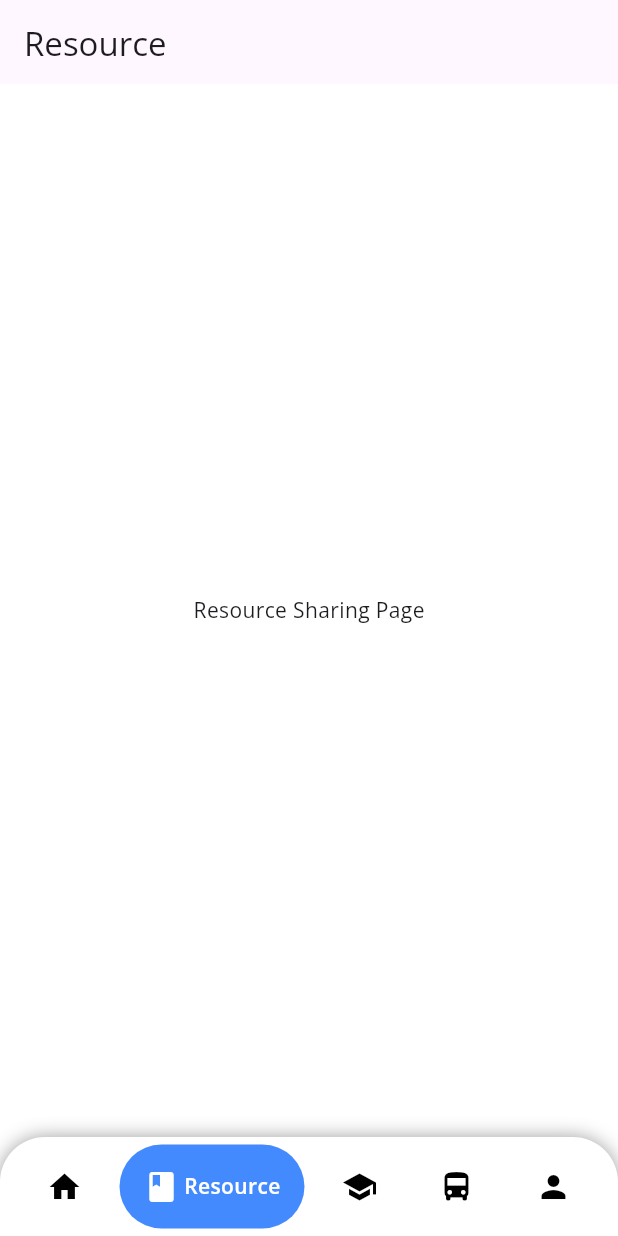
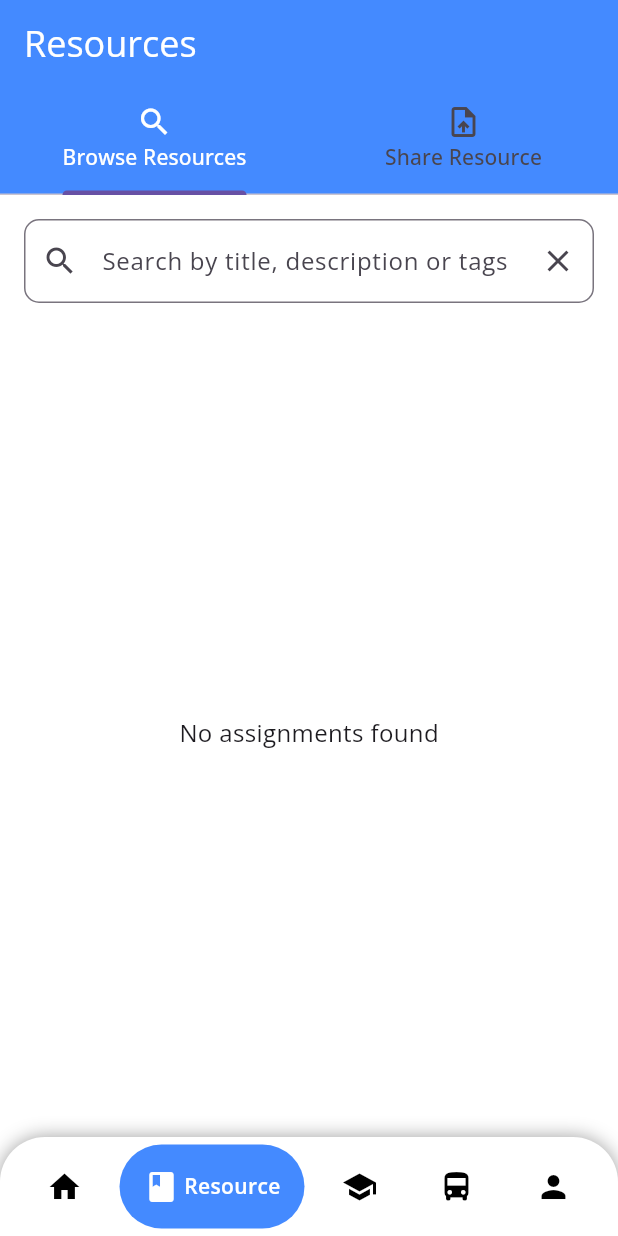
Before and after one commit to leech0619/eutar-mobile-app, a Flutter app: the HomeScreen screen opened directly, after a tap on "Resource Sharing", on a phone screen of 412 x 824 dp. Run offline on Flutter 3.47's test engine with Material 3 defaults, Android fonts, the phone set to English and light mode, and no system bars; drawn by our look-alikes of google_nav_bar; our stand-ins replace cloud_firestore, file_picker, firebase_auth, firebase_core, firebase_storage, google_fonts and 1 more; accounts and stored records are empty.

Commit message:
Resource Sharing 1.0

```diff
--- /dev/null
+++ b/devtools_options.yaml
@@ -0,0 +1,3 @@
+description: This file stores settings for Dart & Flutter DevTools.
+documentation: https://docs.flutter.dev/tools/devtools/extensions#configure-extension-enablement-states
+extensions:
--- a/lib/authentication/controller/login_controller.dart
+++ b/lib/authentication/controller/login_controller.dart
@@ -1,6 +1,6 @@
 //import 'package:firebase_auth/firebase_auth.dart';
 import 'package:shared_preferences/shared_preferences.dart';
-import 'package:eutar/home_screen.dart';
+import '../../home/home_screen.dart';
 import 'package:flutter/material.dart';
 import '../../utils/auth.dart';
 
--- a/lib/home/home_screen.dart
+++ b/lib/home/home_screen.dart
@@ -1,6 +1,6 @@
 import 'package:flutter/material.dart';
 import 'package:google_nav_bar/google_nav_bar.dart';
-
+import '../resource_sharing/screen/resource_screen.dart';
 import '../authentication/screen/profile_screen.dart';
 
 class HomeScreen extends StatefulWidget {
@@ -29,7 +29,7 @@ class _HomeScreenState extends State<HomeScreen> {
 
   final List<Widget> _pages = [
     const HomeScreen(),
-    const ResourcePage(),
+    const ResourceScreen(),
     const AdvisorPage(),
     const BusPage(),
     const ProfileScreen(),
--- a/lib/main.dart
+++ b/lib/main.dart
@@ -5,7 +5,7 @@ import 'package:firebase_core/firebase_core.dart';
 import 'package:shared_preferences/shared_preferences.dart';
 
 import 'authentication/screen/login_screen.dart';
-import 'home_screen.dart';
+import 'home/home_screen.dart';
 
 void main() async {
   WidgetsFlutterBinding.ensureInitialized();
--- /dev/null
+++ b/lib/resource_sharing/controller/resource_controller.dart
@@ -0,0 +1,94 @@
+import 'dart:io';
+import 'package:cloud_firestore/cloud_firestore.dart';
+import 'package:firebase_auth/firebase_auth.dart';
+import '../model/resource_model.dart';
+import 'package:firebase_storage/firebase_storage.dart';
+import 'package:file_picker/file_picker.dart';
+
+class ResourceController {
+  final FirebaseFirestore _firestore = FirebaseFirestore.instance;
+  final FirebaseStorage _storage = FirebaseStorage.instance;
+  final FirebaseAuth _auth = FirebaseAuth.instance;
+
+  // Get current user ID
+  String get currentUserId => _auth.currentUser?.uid ?? '';
+
+  // Get all assignments
+  Stream<List<Resource>> getResources() {
+    return _firestore
+        .collection('assignments')
+        .orderBy('uploadDate', descending: true)
+        .snapshots()
+        .map((snapshot) => snapshot.docs
+            .map((doc) => Resource.fromMap(doc.data(), doc.id))
+            .toList());
+  }
+
+  // Search assignments by query
+  Future<List<Resource>> searchResources(String query) async {
+    query = query.toLowerCase();
+
+    final snapshot = await _firestore.collection('assignments').get();
+
+    return snapshot.docs
+        .map((doc) => Resource.fromMap(doc.data(), doc.id))
+        .where((assignment) =>
+            assignment.title.toLowerCase().contains(query) ||
+            assignment.description.toLowerCase().contains(query) ||
+            assignment.tags.any((tag) => tag.toLowerCase().contains(query)))
+        .toList();
+  }
+
+  // Upload a new assignment
+  Future<bool> uploadResource({
+    required String title,
+    required String description,
+    required List<String> tags,
+    required File file,
+  }) async {
+    try {
+      // Upload file to Firebase Storage
+      final fileName = file.path.split('/').last;
+      final storageRef = _storage.ref().child('assignments/$fileName');
+      final uploadTask = storageRef.putFile(file);
+      final snapshot = await uploadTask.whenComplete(() => null);
+      final fileUrl = await snapshot.ref.getDownloadURL();
+
+      // Create assignment in Firestore
+      final assignment = Resource(
+        id: '',
+        title: title,
+        description: description,
+        fileUrl: fileUrl,
+        fileName: fileName,
+        uploadedBy: currentUserId,
+        uploadDate: DateTime.now(),
+        tags: tags,
+      );
+
+      await _firestore.collection('assignments').add(assignment.toMap());
+      return true;
+    } catch (e) {
+      print('Error uploading assignment: $e');
+      return false;
+    }
+  }
+
+  // Pick a file from device
+  Future<File?> pickFile() async {
+    final result = await FilePicker.platform.pickFiles();
+    if (result != null) {
+      return File(result.files.single.path!);
+    }
+    return null;
+  }
+
+  // Download assignment file
+  Future<void> downloadFile(Resource assignment) async {
+    // Implementation would depend on platform (web vs mobile)
+    // This is a simplified version
+    // For mobile, you might save to local storage
+    // For web, you might open in a new tab
+    // This is a placeholder for the actual implementation
+  }
+}
--- /dev/null
+++ b/lib/resource_sharing/model/resource_model.dart
@@ -0,0 +1,48 @@
+import 'package:cloud_firestore/cloud_firestore.dart';
+
+class Resource {
+  final String id;
+  final String title;
+  final String description;
+  final String fileUrl;
+  final String fileName;
+  final String uploadedBy;
+  final DateTime uploadDate;
+  final List<String> tags;
+
+  Resource({
+    required this.id,
+    required this.title,
+    required this.description,
+    required this.fileUrl,
+    required this.fileName,
+    required this.uploadedBy,
+    required this.uploadDate,
+    required this.tags,
+  });
+
+  factory Resource.fromMap(Map<String, dynamic> map, String docId) {
+    return Resource(
+      id: docId,
+      title: map['title'] ?? '',
+      description: map['description'] ?? '',
+      fileUrl: map['fileUrl'] ?? '',
+      fileName: map['fileName'] ?? '',
+      uploadedBy: map['uploadedBy'] ?? '',
+      uploadDate: (map['uploadDate'] as Timestamp).toDate(),
+      tags: List<String>.from(map['tags'] ?? []),
+    );
+  }
+
+  Map<String, dynamic> toMap() {
+    return {
+      'title': title,
+      'description': description,
+      'fileUrl': fileUrl,
+      'fileName': fileName,
+      'uploadedBy': uploadedBy,
+      'uploadDate': Timestamp.fromDate(uploadDate),
+      'tags': tags,
+    };
+  }
+}
--- /dev/null
+++ b/lib/resource_sharing/screen/resource_screen.dart
@@ -0,0 +1,337 @@
+import 'dart:io';
+import 'package:flutter/material.dart';
+import '../model/resource_model.dart';
+import '../controller/resource_controller.dart';
+
+class ResourceScreen extends StatefulWidget {
+  const ResourceScreen({Key? key}) : super(key: key);
+
+  @override
+  _ResourceScreenState createState() => _ResourceScreenState();
+}
+
+class _ResourceScreenState extends State<ResourceScreen> {
+  final ResourceController _controller = ResourceController();
+  final TextEditingController _searchController = TextEditingController();
+
+  List<Resource>? _searchResults;
+  File? _selectedFile;
+  bool _isUploading = false;
+
+  final _formKey = GlobalKey<FormState>();
+  final _titleController = TextEditingController();
+  final _descriptionController = TextEditingController();
+  final _tagsController = TextEditingController();
+
+  @override
+  void dispose() {
+    _searchController.dispose();
+    _titleController.dispose();
+    _descriptionController.dispose();
+    _tagsController.dispose();
+    super.dispose();
+  }
+
+  Future<void> _handleSearch() async {
+    final query = _searchController.text.trim();
+    if (query.isEmpty) {
+      setState(() => _searchResults = null);
+      return;
+    }
+
+    final results = await _controller.searchResources(query);
+    setState(() => _searchResults = results);
+  }
+
+  Future<void> _pickFile() async {
+    final file = await _controller.pickFile();
+    if (file != null) {
+      setState(() => _selectedFile = file);
+    }
+  }
+
+  Future<void> _uploadResource() async {
+    if (_formKey.currentState!.validate() && _selectedFile != null) {
+      setState(() => _isUploading = true);
+
+      final tags =
+          _tagsController.text
+              .split(',')
+              .map((tag) => tag.trim())
+              .where((tag) => tag.isNotEmpty)
+              .toList();
+
+      final success = await _controller.uploadResource(
+        title: _titleController.text.trim(),
+        description: _descriptionController.text.trim(),
+        tags: tags,
+        file: _selectedFile!,
+      );
+
+      setState(() {
+        _isUploading = false;
+        if (success) {
+          _selectedFile = null;
+          _titleController.clear();
+          _descriptionController.clear();
+          _tagsController.clear();
+          ScaffoldMessenger.of(context).showSnackBar(
+            const SnackBar(content: Text('Resource uploaded successfully')),
+          );
+        } else {
+          ScaffoldMessenger.of(context).showSnackBar(
+            const SnackBar(content: Text('Failed to upload assignment')),
+          );
+        }
+      });
+    }
+  }
+
+  @override
+  Widget build(BuildContext context) {
+    return DefaultTabController(
+      length: 2,
+      child: Scaffold(
+        appBar: AppBar(
+          backgroundColor: Colors.blueAccent,
+
+          title: const Text(
+            'Resources',
+            style: TextStyle(color: Colors.white, fontSize: 24),
+          ),
+          bottom: const TabBar(
+            labelColor: Colors.white, // Color for the selected tab text
+
+            tabs: [
+              Tab(text: 'Browse Resources', icon: Icon(Icons.search)),
+              Tab(text: 'Share Resource', icon: Icon(Icons.upload_file)),
+            ],
+          ),
+        ),
+        body: TabBarView(children: [_buildBrowseTab(), _buildShareTab()]),
+      ),
+    );
+  }
+
+  Widget _buildBrowseTab() {
+    return Column(
+      children: [
+        Padding(
+          padding: const EdgeInsets.all(16.0),
+          child: TextField(
+            controller: _searchController,
+            decoration: InputDecoration(
+              hintText: 'Search by title, description or tags',
+              prefixIcon: const Icon(Icons.search),
+              border: OutlineInputBorder(
+                borderRadius: BorderRadius.circular(10),
+              ),
+              suffixIcon: IconButton(
+                icon: const Icon(Icons.clear),
+                onPressed: () {
+                  _searchController.clear();
+                  setState(() => _searchResults = null);
+                },
+              ),
+            ),
+            onChanged: (_) => _handleSearch(),
+          ),
+        ),
+        Expanded(
+          child:
+              _searchResults != null
+                  ? _buildResourcesList(_searchResults!)
+                  : StreamBuilder<List<Resource>>(
+                    stream: _controller.getResources(),
+                    builder: (context, snapshot) {
+                      if (snapshot.connectionState == ConnectionState.waiting) {
+                        return const Center(child: CircularProgressIndicator());
+                      }
+
+                      if (snapshot.hasError) {
+                        return Center(child: Text('Error: ${snapshot.error}'));
+                      }
+
+                      final assignments = snapshot.data ?? [];
+                      return _buildResourcesList(assignments);
+                    },
+                  ),
+        ),
+      ],
+    );
+  }
+
+  Widget _buildResourcesList(List<Resource> assignments) {
+    if (assignments.isEmpty) {
+      return const Center(
+        child: Text('No assignments found', style: TextStyle(fontSize: 16)),
+      );
+    }
+
+    return ListView.builder(
+      padding: const EdgeInsets.all(8),
+      itemCount: assignments.length,
+      itemBuilder: (context, index) {
+        final assignment = assignments[index];
+        return Card(
+          margin: const EdgeInsets.symmetric(vertical: 8, horizontal: 4),
+          child: ListTile(
+            title: Text(
+              assignment.title,
+              style: const TextStyle(fontWeight: FontWeight.bold),
+            ),
+            subtitle: Column(
+              crossAxisAlignment: CrossAxisAlignment.start,
+              children: [
+                const SizedBox(height: 4),
+                Text(assignment.description),
+                const SizedBox(height: 8),
+                Wrap(
+                  spacing: 6,
+                  children:
+                      assignment.tags
+                          .map(
+                            (tag) => Chip(
+                              label: Text(tag),
+                              backgroundColor: Colors.blue.shade100,
+                            ),
+                          )
+                          .toList(),
+                ),
+                const SizedBox(height: 4),
+                Text(
+                  'Uploaded on: ${_formatDate(assignment.uploadDate)}',
+                  style: TextStyle(color: Colors.grey.shade600, fontSize: 12),
+                ),
+              ],
+            ),
+            trailing: IconButton(
+              icon: const Icon(Icons.download, color: Colors.blue),
+              onPressed: () => _controller.downloadFile(assignment),
+            ),
+            isThreeLine: true,
+          ),
+        );
+      },
+    );
+  }
+
+  Widget _buildShareTab() {
+    return SingleChildScrollView(
+      padding: const EdgeInsets.all(16),
+      child: Form(
+        key: _formKey,
+        child: Column(
+          crossAxisAlignment: CrossAxisAlignment.stretch,
+          children: [
+            const Text(
+              'Share Your Resource',
+              style: TextStyle(fontSize: 20, fontWeight: FontWeight.bold),
+              textAlign: TextAlign.center,
+            ),
+            const SizedBox(height: 20),
+            TextFormField(
+              controller: _titleController,
+              decoration: const InputDecoration(
+                labelText: 'Title',
+                border: OutlineInputBorder(),
+              ),
+              validator: (value) {
+                if (value == null || value.trim().isEmpty) {
+                  return 'Please enter a title';
+                }
+                return null;
+              },
+            ),
+            const SizedBox(height: 16),
+            TextFormField(
+              controller: _descriptionController,
+              decoration: const InputDecoration(
+                labelText: 'Description',
+                border: OutlineInputBorder(),
+              ),
+              maxLines: 3,
+              validator: (value) {
+                if (value == null || value.trim().isEmpty) {
+                  return 'Please enter a description';
+                }
+                return null;
+              },
+            ),
+            const SizedBox(height: 16),
+            TextFormField(
+              controller: _tagsController,
+              decoration: const InputDecoration(
+                labelText: 'Tags (comma separated)',
+                border: OutlineInputBorder(),
+                hintText: 'math, physics, homework',
+              ),
+            ),
+            const SizedBox(height: 24),
+            _selectedFile == null
+                ? OutlinedButton.icon(
+                  icon: const Icon(Icons.attach_file),
+                  label: const Text('Select File'),
+                  onPressed: _pickFile,
+                  style: OutlinedButton.styleFrom(
+                    padding: const EdgeInsets.symmetric(vertical: 16),
+                  ),
+                )
+                : Container(
+                  padding: const EdgeInsets.all(12),
+                  decoration: BoxDecoration(
+                    color: Colors.green.shade50,
+                    borderRadius: BorderRadius.circular(8),
+                    border: Border.all(color: Colors.green.shade200),
+                  ),
+                  child: Row(
+                    children: [
+                      const Icon(Icons.insert_drive_file, color: Colors.green),
+                      const SizedBox(width: 8),
+                      Expanded(
+                        child: Text(
+                          _selectedFile!.path.split('/').last,
+                          style: const TextStyle(fontWeight: FontWeight.w500),
+                        ),
+                      ),
+                      IconButton(
+                        icon: const Icon(Icons.close, color: Colors.red),
+                        onPressed: () => setState(() => _selectedFile = null),
+                      ),
+                    ],
+                  ),
+                ),
+            const SizedBox(height: 32),
+            ElevatedButton.icon(
+              icon: const Icon(Icons.upload),
+              label: const Text('Upload Resource'),
+              onPressed:
+                  _isUploading || _selectedFile == null
+                      ? null
+                      : _uploadResource,
+              style: ElevatedButton.styleFrom(
+                padding: const EdgeInsets.symmetric(vertical: 16),
+                backgroundColor: Colors.blue,
+                foregroundColor: Colors.white,
+              ),
+            ),
+            if (_isUploading) ...[
+              const SizedBox(height: 16),
+              const LinearProgressIndicator(),
+              const SizedBox(height: 8),
+              const Text(
+                'Uploading assignment...',
+                textAlign: TextAlign.center,
+              ),
+            ],
+          ],
+        ),
+      ),
+    );
+  }
+
+  String _formatDate(DateTime date) {
+    // Simple date formatting, you might want to use intl package for better formatting
+    return '${date.day}/${date.month}/${date.year}';
+  }
+}
--- a/pubspec.yaml
+++ b/pubspec.yaml
@@ -41,6 +41,8 @@ dependencies:
   firebase_auth: ^5.5.1
   cloud_firestore: ^5.6.5
   shared_preferences: ^2.5.2
+  firebase_storage: ^12.4.4
+  file_picker: ^9.2.3
 
 dev_dependencies:
   flutter_test:
```
Also changed, not shown: pubspec.lock, 3 other files.
